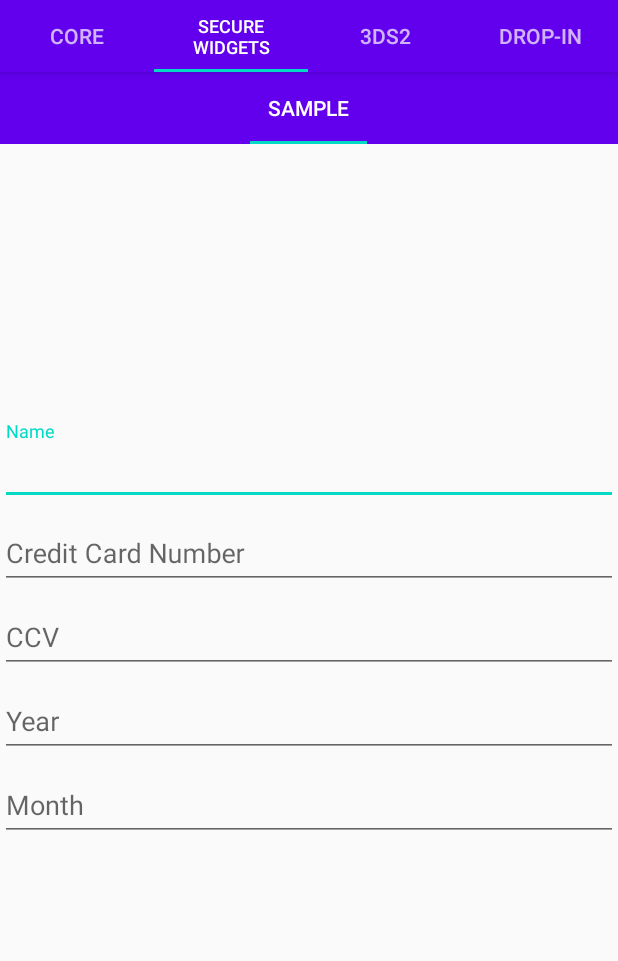
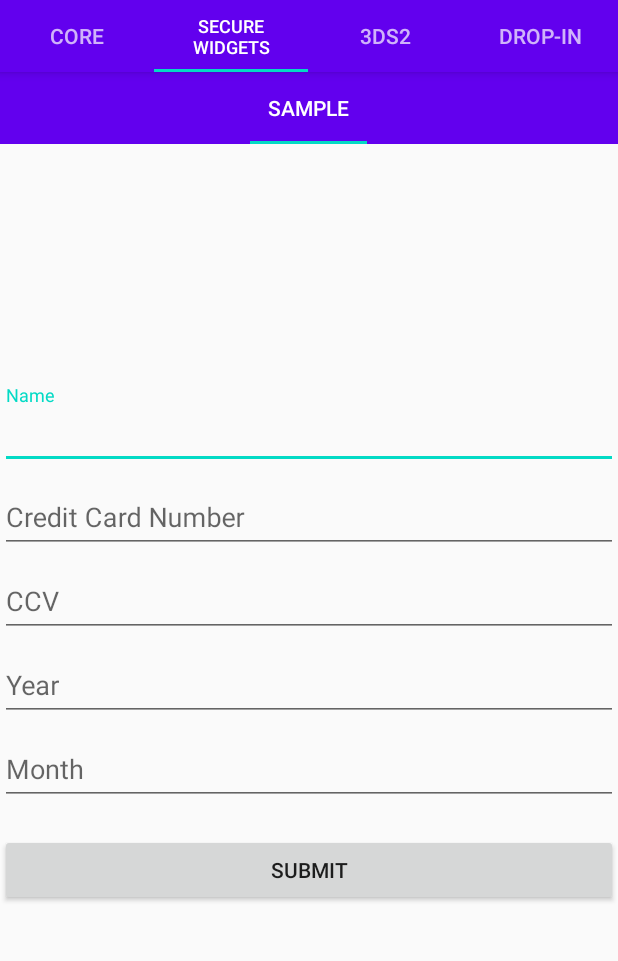
Before and after one commit to spreedly/mobile-sdk-android, an Android app: the screen it shows after launch (MainActivity), tab 2 chosen, on a phone screen of 412 x 824 dp, the part 89-1050 px from its top. Run offline under Robolectric (Android 15) with nearby library versions, the phone set to English and light mode, and no system bars; our stand-ins replace RxJava.

Commit message:
start of createCreditCardPaymentMethod

```diff
--- a/sdk_sample/src/main/java/com/spreedly/sdk_sample/widget/SecureTextFieldFragment.java
+++ b/sdk_sample/src/main/java/com/spreedly/sdk_sample/widget/SecureFormCreditCardFragment.java
@@ -4,6 +4,7 @@ import android.os.Bundle;
 import android.view.LayoutInflater;
 import android.view.View;
 import android.view.ViewGroup;
+import android.widget.Button;
 
 import androidx.annotation.NonNull;
 import androidx.annotation.Nullable;
@@ -12,25 +13,28 @@ import androidx.lifecycle.ViewModelProvider;
 
 import com.spreedly.sdk_sample.R;
 
-public class SecureTextFieldFragment extends Fragment {
+public class SecureFormCreditCardFragment extends Fragment {
 
-    private SecureTextFieldViewModel mViewModel;
+    private SecureFormCreditCardViewModel mViewModel;
 
-    public static SecureTextFieldFragment newInstance() {
-        return new SecureTextFieldFragment();
+    public static SecureFormCreditCardFragment newInstance() {
+        return new SecureFormCreditCardFragment();
     }
 
     @Override
     public View onCreateView(@NonNull LayoutInflater inflater, @Nullable ViewGroup container,
                              @Nullable Bundle savedInstanceState) {
-        return inflater.inflate(R.layout.secure_text_field_fragment, container, false);
+        return inflater.inflate(R.layout.secure_form_credit_card_fragment, container, false);
     }
 
     @Override
     public void onActivityCreated(@Nullable Bundle savedInstanceState) {
         super.onActivityCreated(savedInstanceState);
-        mViewModel = new ViewModelProvider(this).get(SecureTextFieldViewModel.class);
+        mViewModel = new ViewModelProvider(this).get(SecureFormCreditCardViewModel.class);
         // TODO: Use the ViewModel
+        mViewModel.layout = getView().findViewById(R.id.credit_card_form);
+
+        getView().<Button>findViewById(R.id.cc_submit).setOnClickListener(b -> mViewModel.submitCreditCard());
     }
 
 }
--- /dev/null
+++ b/sdk_sample/src/main/java/com/spreedly/sdk_sample/widget/SecureFormCreditCardViewModel.java
@@ -0,0 +1,14 @@
+package com.spreedly.sdk_sample.widget;
+
+import androidx.lifecycle.ViewModel;
+
+import com.spreedly.securewidgets.SecureFormLayout;
+
+public class SecureFormCreditCardViewModel extends ViewModel {
+    SecureFormLayout layout;
+    // TODO: Implement the ViewModel
+    public void submitCreditCard() {
+        layout.setSpreedlyClient("XsQXqPtrgCOnpexSwyhzN9ngr2c", "ghEGueczUT4BhJv54K24G6B4Oy9yWaM5R4dR2yt5gRsx3xnwbZE0OZ0mRg2zyI5g", true);
+        layout.createCreditCardPaymentMethod();
+    }
+}
--- a/sdk_sample/src/main/java/com/spreedly/sdk_sample/widget/SecureTextFieldViewModel.java
+++ /dev/null
@@ -1,7 +0,0 @@
-package com.spreedly.sdk_sample.widget;
-
-import androidx.lifecycle.ViewModel;
-
-public class SecureTextFieldViewModel extends ViewModel {
-    // TODO: Implement the ViewModel
-}
--- a/sdk_sample/src/main/java/com/spreedly/sdk_sample/widget/WidgetPagerAdapter.java
+++ b/sdk_sample/src/main/java/com/spreedly/sdk_sample/widget/WidgetPagerAdapter.java
@@ -26,7 +26,7 @@ public class WidgetPagerAdapter extends FragmentPagerAdapter {
     public Fragment getItem(int position) {
         switch (position) {
             case 0:
-                return SecureTextFieldFragment.newInstance();
+                return SecureFormCreditCardFragment.newInstance();
         }
         throw new IndexOutOfBoundsException();
     }
--- a/sdk_sample/src/main/res/layout/secure_text_field_fragment.xml
+++ b/sdk_sample/src/main/res/layout/secure_form_credit_card_fragment.xml
@@ -5,6 +5,7 @@
     android:layout_marginStart="@dimen/activity_horizontal_margin"
     android:layout_marginEnd="@dimen/activity_horizontal_margin"
     android:gravity="center"
+    android:id="@+id/credit_card_form"
     android:orientation="vertical">
 
     <com.google.android.material.textfield.TextInputLayout
@@ -44,12 +45,11 @@
         android:layout_height="wrap_content" />
 
     <com.google.android.material.textfield.TextInputLayout
-        android:id="@id/year"
+        android:id="@id/cc_year"
         android:layout_width="match_parent"
         android:layout_height="wrap_content">
 
         <EditText
-            android:id="@id/year"
             android:layout_width="match_parent"
             android:layout_height="wrap_content"
             android:autofillHints="creditCardYear"
@@ -58,7 +58,7 @@
     </com.google.android.material.textfield.TextInputLayout>
 
     <com.google.android.material.textfield.TextInputLayout
-        android:id="@id/month"
+        android:id="@id/cc_month"
         android:layout_width="match_parent"
         android:layout_height="wrap_content">
 
@@ -76,4 +76,11 @@
         android:layout_height="wrap_content"
         android:textColor="@android:color/holo_blue_dark"
         android:textIsSelectable="true" />
+
+    <Button
+        android:id="@id/cc_submit"
+        android:layout_width="match_parent"
+        android:layout_height="wrap_content"
+        android:onClick="submitCreditCard"
+        android:text="Submit"></Button>
 </com.spreedly.securewidgets.SecureFormLayout>
--- a/securewidgets/src/main/res/values/attrs_secure_form_layout.xml
+++ b/securewidgets/src/main/res/values/attrs_secure_form_layout.xml
@@ -1,8 +1,2 @@
 <resources>
-    <declare-styleable name="SecureFormLayout">
-        <attr name="exampleString" format="string" />
-        <attr name="exampleDimension" format="dimension" />
-        <attr name="exampleColor" format="color" />
-        <attr name="exampleDrawable" format="color|reference" />
-    </declare-styleable>
 </resources>
--- a/securewidgets/src/main/res/values/spreedly_ids.xml
+++ b/securewidgets/src/main/res/values/spreedly_ids.xml
@@ -21,4 +21,5 @@
     <item name="ba_routing_number" type="id" />
     <item name="ba_account_type" type="id" />
     <item name="ba_account_holder_type" type="id" />
+    <item name="cc_submit" type="id" />
 </resources>
```
Also changed, not shown: securewidgets/src/main/java/com/spreedly/securewidgets/SecureCreditCardField.java (added, +16 -0 lines), securewidgets/src/main/java/com/spreedly/securewidgets/SecureFormLayout.java (+56 -3 lines), securewidgets/src/main/res/layout/sample_secure_credit_card_field.xml (added, +17 -0 lines), securewidgets/src/main/res/values/attrs_secure_credit_card_field.xml (added, +8 -0 lines).
